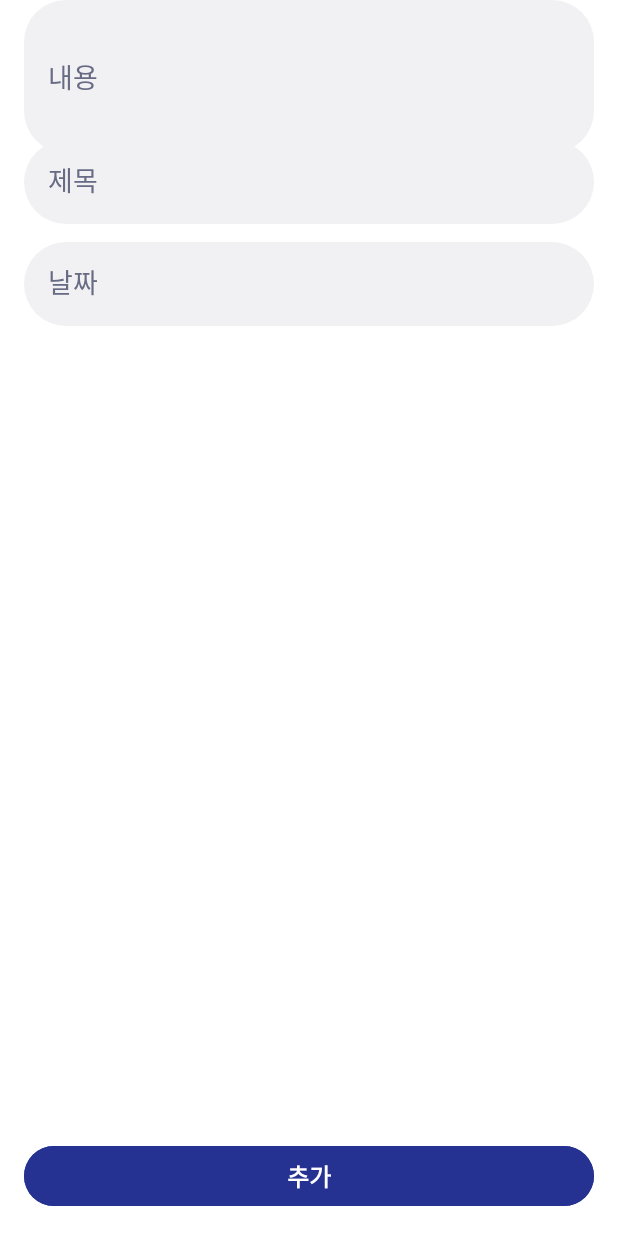
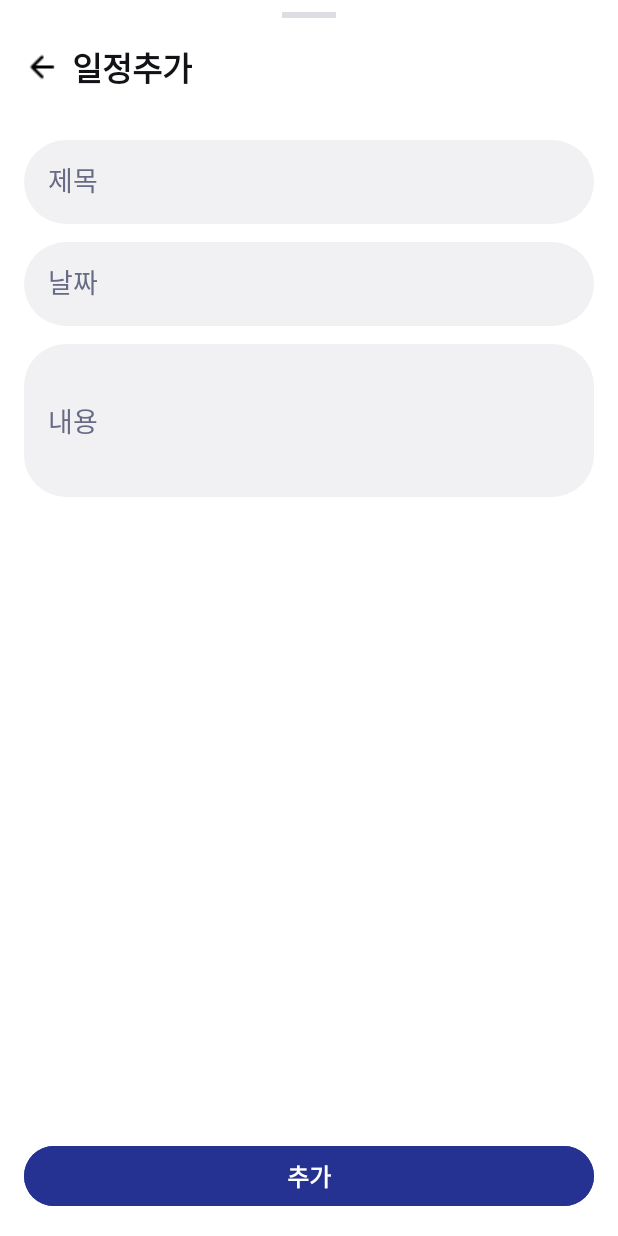
Before and after one commit to 2025-MobileProgramming-Crack/Frontend, an Android app: the AddscheduleActivity screen opened directly, with no data from a screen before it, on a phone screen of 412 x 824 dp. Run offline under Robolectric (Android 15) with nearby library versions, the phone set to English and light mode, and no system bars.

```diff
--- a/app/src/main/java/com/tu/project/ApiService.kt
+++ b/app/src/main/java/com/tu/project/ApiService.kt
@@ -22,13 +22,13 @@ interface ApiService {
     ): Call<UserInfoResponse>
 
     @GET("calendar")
-    fun getEvents(@Header("Authorization") token: String, @Query("date") date: String): Call<CalendarResponse>
+    fun getEvents(@Header("Authorization") token: String, @Query("day") date: String): Call<CalendarResponse>
 
     @GET("calendar/month")
     fun getMonthEvents(@Header("Authorization") token: String): Call<MonthResponse>
 
     @DELETE("calendar/{date-id}")
-    fun deleteEvent(@Header("Authorization") token: String, @Path("date-id") dateId: String): Call<BasicResponse>
+    fun deleteEvent(@Header("Authorization") token: String, @Path("date-id") dateId: Long): Call<BasicResponse>
 
     @POST("calendar/create")
     fun addEvent(
--- a/app/src/main/java/com/tu/project/Calendar.kt
+++ b/app/src/main/java/com/tu/project/Calendar.kt
@@ -28,6 +28,7 @@ data class CalendarResponse(
 )
 
 data class CalendarEvent(
+    val id: Long,
     val title: String,
     val description: String,
     val date: String  // ISO 형식 "2025-06-22T22:13:04.874Z"
--- a/app/src/main/res/layout/activity_addschedule.xml
+++ b/app/src/main/res/layout/activity_addschedule.xml
@@ -2,13 +2,12 @@
 <androidx.constraintlayout.widget.ConstraintLayout
     xmlns:android="http://schemas.android.com/apk/res/android"
     xmlns:app="http://schemas.android.com/apk/res-auto"
-    xmlns:tools="http://schemas.android.com/tools"
     android:id="@+id/main"
     android:layout_width="match_parent"
     android:layout_height="match_parent"
     android:background="#FFFFFF">
 
-    <!-- Drag handle -->
+    <!-- 상단 핸들 -->
     <View
         android:id="@+id/handle"
         android:layout_width="36dp"
@@ -19,24 +18,26 @@
         app:layout_constraintStart_toStartOf="parent"
         app:layout_constraintEnd_toEndOf="parent" />
 
-    <!-- Title with back arrow icon -->
+    <!-- 상단 앱바 -->
     <LinearLayout
         android:id="@+id/llTitle"
-        android:layout_width="wrap_content"
+        android:layout_width="0dp"
         android:layout_height="wrap_content"
         android:orientation="horizontal"
         android:gravity="center_vertical"
-        android:layout_marginStart="16dp"
-        android:layout_marginTop="32dp"
+        android:padding="16dp"
+        app:layout_constraintTop_toBottomOf="@id/handle"
         app:layout_constraintStart_toStartOf="parent"
-        app:layout_constraintTop_toBottomOf="@id/handle">
+        app:layout_constraintEnd_toEndOf="parent">
 
         <ImageView
             android:id="@+id/ivBackArrow"
             android:layout_width="24dp"
             android:layout_height="24dp"
             android:src="@drawable/ic_arrow_back"
-            android:contentDescription="뒤로 화살표" />
+            android:contentDescription="뒤로가기"
+            android:clickable="true"
+            android:focusable="true" />
 
         <TextView
             android:id="@+id/tvAddTitle"
@@ -49,7 +50,7 @@
             android:textStyle="bold" />
     </LinearLayout>
 
-    <!-- Title input -->
+    <!-- 제목 입력 -->
     <EditText
         android:id="@+id/etEventTitle"
         android:layout_width="0dp"
@@ -67,7 +68,7 @@
         app:layout_constraintStart_toStartOf="parent"
         app:layout_constraintEnd_toEndOf="parent" />
 
-    <!-- Date input -->
+    <!-- 날짜 입력 -->
     <EditText
         android:id="@+id/etEventDate"
         android:layout_width="0dp"
@@ -80,18 +81,19 @@
         android:textColor="#121317"
         android:padding="16dp"
         android:background="@drawable/bg_rounded_gray"
-        android:inputType="date"
+        android:focusable="false"
+        android:clickable="true"
+        android:inputType="none"
         app:layout_constraintTop_toBottomOf="@id/etEventTitle"
         app:layout_constraintStart_toStartOf="parent"
         app:layout_constraintEnd_toEndOf="parent" />
 
-    <!-- Time input -->
-
-    <!-- Content input -->
+    <!-- 내용 입력 -->
     <EditText
         android:id="@+id/etEventContent"
         android:layout_width="0dp"
         android:layout_height="wrap_content"
+        android:layout_marginTop="12dp"
         android:layout_marginStart="16dp"
         android:layout_marginEnd="16dp"
         android:background="@drawable/bg_rounded_gray"
@@ -101,11 +103,11 @@
         android:padding="16dp"
         android:textColor="#121317"
         android:textColorHint="#676B83"
-        app:layout_constraintEnd_toEndOf="parent"
+        app:layout_constraintTop_toBottomOf="@id/etEventDate"
         app:layout_constraintStart_toStartOf="parent"
-        tools:layout_editor_absoluteY="303dp" />
+        app:layout_constraintEnd_toEndOf="parent" />
 
-    <!-- Add button -->
+    <!-- 저장 버튼 -->
     <Button
         android:id="@+id/btnAddEvent"
         android:layout_width="0dp"
--- a/app/src/main/res/layout/activity_calendar.xml
+++ b/app/src/main/res/layout/activity_calendar.xml
@@ -18,8 +18,6 @@
         app:layout_constraintTop_toTopOf="parent"
         app:layout_constraintStart_toStartOf="parent"
         app:layout_constraintEnd_toEndOf="parent">
-
-
 
         <TextView
             android:id="@+id/tvTitle"
```
Also changed, not shown: app/src/main/AndroidManifest.xml (+10 -10 lines), app/src/main/java/com/tu/project/AddscheduleActivity.kt (+30 -7 lines), app/src/main/java/com/tu/project/CalendarActivity.kt (+10 -2 lines), app/src/main/res/layout/activity_home.xml (+9 -8 lines).
